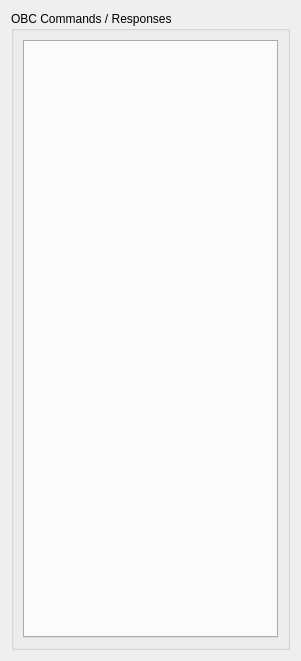
This is san-antonio/sanantonio/ui/obc_cmd_resp_panel.ui in jumiknows/AleasatV2 as Qt 5 draws it before an edit. The edited form follows.
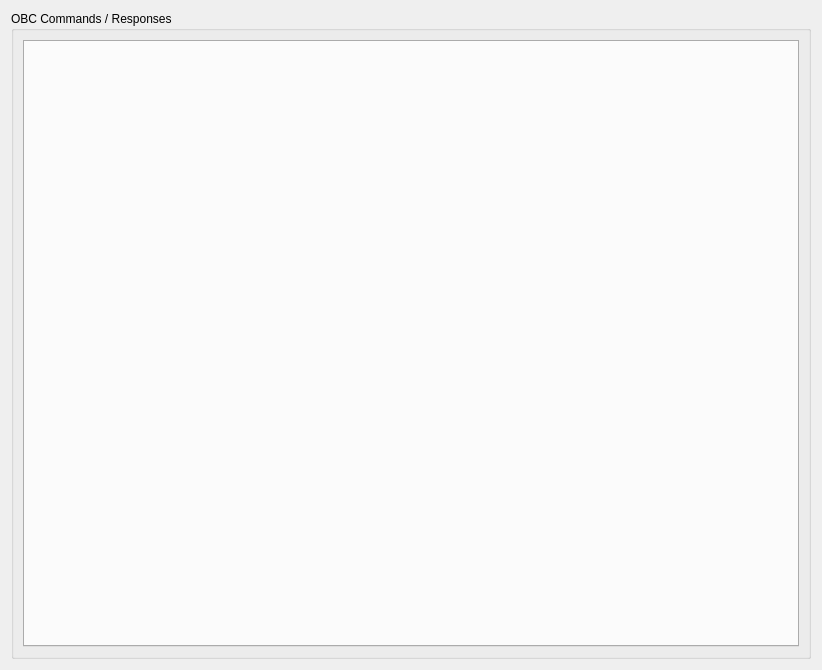
This is the edited form.

Diff of the .ui file:
```diff
--- a/san-antonio/sanantonio/ui/obc_cmd_resp_panel.ui
+++ b/san-antonio/sanantonio/ui/obc_cmd_resp_panel.ui
@@ -6,8 +6,8 @@
    <rect>
     <x>0</x>
     <y>0</y>
-    <width>301</width>
-    <height>661</height>
+    <width>818</width>
+    <height>670</height>
    </rect>
   </property>
   <property name="windowTitle">
@@ -16,6 +16,12 @@
   <layout class="QGridLayout" name="gridLayout">
    <item row="0" column="0">
     <widget class="QGroupBox" name="obc_cmd_resp_box">
+     <property name="minimumSize">
+      <size>
+       <width>800</width>
+       <height>0</height>
+      </size>
+     </property>
      <property name="title">
       <string>OBC Commands / Responses</string>
      </property>
```
